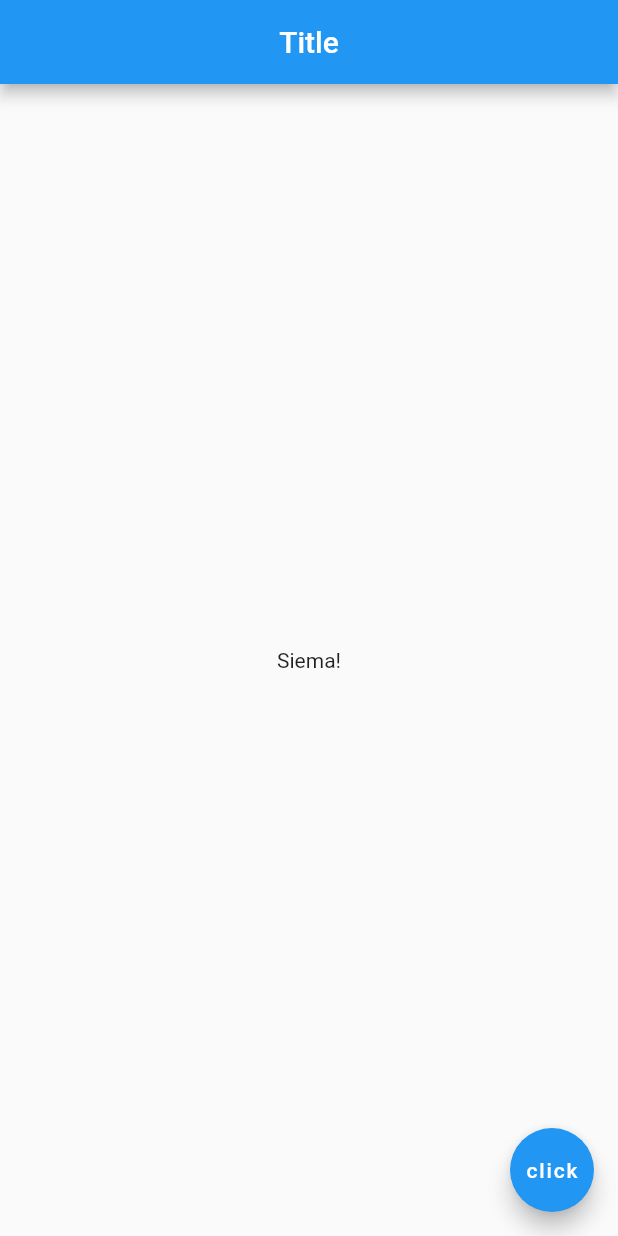
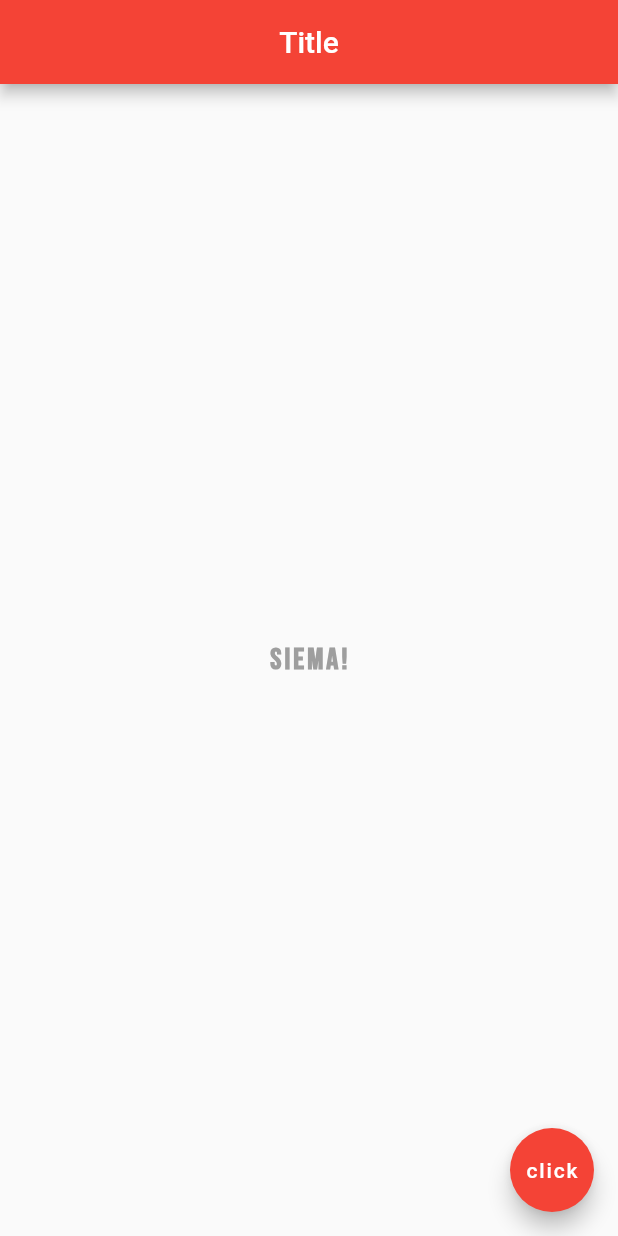
Before and after one commit to NatProView/food_adviser, a Flutter app: the screen it shows after launch, after a tap on "click", on a phone screen of 412 x 824 dp. Run offline on Flutter 3.47's test engine with Material 2 defaults, Android fonts, the phone set to English and light mode, and no system bars.

Commit message:
Flutter tutorial 6 - Colors & Font

```diff
--- a/lib/main.dart
+++ b/lib/main.dart
@@ -10,13 +10,24 @@ void main() {
     // Scaffold Widget = takes many different things about base layout of app
     home: Scaffold(
       appBar: AppBar(
+        backgroundColor: Colors.red,
         title: const Text("Title"),
         centerTitle: true,
       ),
           body: const Center(
-            child: Text("Siema!"),
+            child: Text(
+                "Siema!",
+              style: TextStyle(
+                fontSize: 20.0,
+                fontWeight: FontWeight.bold,
+                letterSpacing: 2.0,
+                color: Colors.grey,
+                fontFamily: 'BebasNeue',
+              )
+            ),
           ),
       floatingActionButton: FloatingActionButton(
+        backgroundColor: Colors.red,
         onPressed: () {  },
         child: const Text("click"),
       ),
```
Also changed, not shown: pubspec.yaml (+4 -11 lines), fonts/BebasNeue-Regular.ttf (added).
